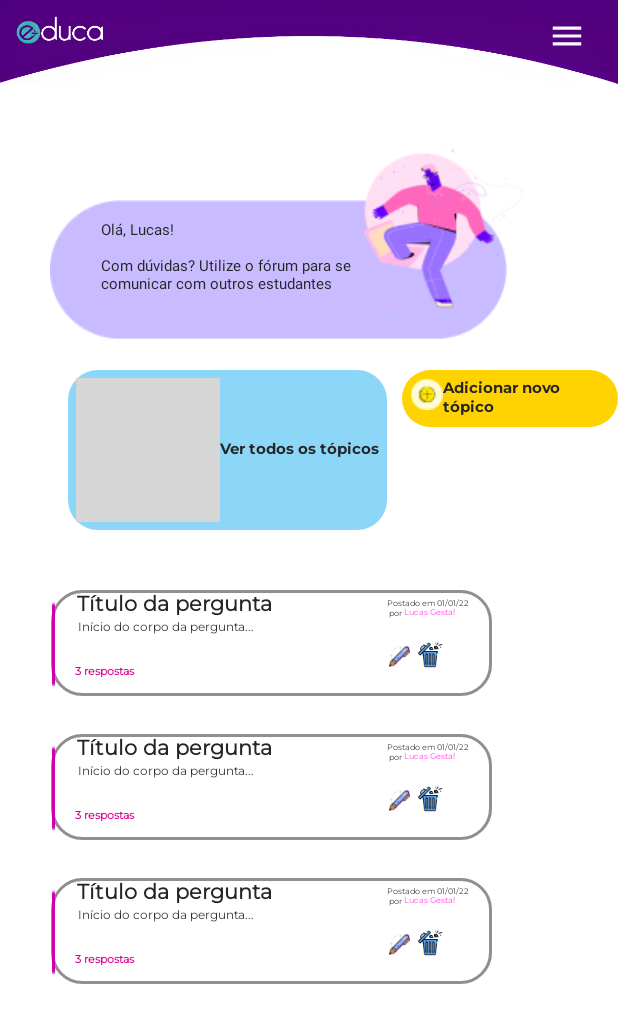
After one commit to e-duca/e-duca-app, an Android app: the ButtonSeeTopics screen opened directly, with no data from a screen before it, on a phone screen of 412 x 824 dp. The commit adds this screen. Shown: the top 1023 px of the screen. Run offline under Robolectric (Android 15) with nearby library versions, the phone set to English and light mode, and no system bars; grey boxes are pictures that could not be loaded.

Commit message:
feat/topics:Adicionando botões de ver todos os tópicos e de adicionar novo tópico e criação da página.

```diff
--- a/app/src/main/AndroidManifest.xml
+++ b/app/src/main/AndroidManifest.xml
@@ -16,6 +16,9 @@
         android:supportsRtl="true"
         android:theme="@style/Theme.Educa"
         tools:targetApi="33">
+        <activity
+            android:name=".myQuestions"
+            android:exported="false" />
         <activity
             android:name=".Video"
             android:exported="false" />
--- /dev/null
+++ b/app/src/main/java/com/educa/ButtonAddNewTopic.kt
@@ -0,0 +1,59 @@
+package com.educa
+
+import android.os.Bundle
+import androidx.fragment.app.Fragment
+import android.view.LayoutInflater
+import android.view.View
+import android.view.ViewGroup
+
+// TODO: Rename parameter arguments, choose names that match
+// the fragment initialization parameters, e.g. ARG_ITEM_NUMBER
+private const val ARG_PARAM1 = "param1"
+private const val ARG_PARAM2 = "param2"
+
+/**
+ * A simple [Fragment] subclass.
+ * Use the [ButtonAddNewTopic.newInstance] factory method to
+ * create an instance of this fragment.
+ */
+class ButtonAddNewTopic : Fragment() {
+    // TODO: Rename and change types of parameters
+    private var param1: String? = null
+    private var param2: String? = null
+
+    override fun onCreate(savedInstanceState: Bundle?) {
+        super.onCreate(savedInstanceState)
+        arguments?.let {
+            param1 = it.getString(ARG_PARAM1)
+            param2 = it.getString(ARG_PARAM2)
+        }
+    }
+
+    override fun onCreateView(
+        inflater: LayoutInflater, container: ViewGroup?,
+        savedInstanceState: Bundle?
+    ): View? {
+        // Inflate the layout for this fragment
+        return inflater.inflate(R.layout.fragment_button_add_new_topic, container, false)
+    }
+
+    companion object {
+        /**
+         * Use this factory method to create a new instance of
+         * this fragment using the provided parameters.
+         *
+         * @param param1 Parameter 1.
+         * @param param2 Parameter 2.
+         * @return A new instance of fragment ButtonAddNewTopic.
+         */
+        // TODO: Rename and change types and number of parameters
+        @JvmStatic
+        fun newInstance(param1: String, param2: String) =
+            ButtonAddNewTopic().apply {
+                arguments = Bundle().apply {
+                    putString(ARG_PARAM1, param1)
+                    putString(ARG_PARAM2, param2)
+                }
+            }
+    }
+}
--- /dev/null
+++ b/app/src/main/java/com/educa/ButtonSeeTopics.kt
@@ -0,0 +1,59 @@
+package com.educa
+
+import android.os.Bundle
+import androidx.fragment.app.Fragment
+import android.view.LayoutInflater
+import android.view.View
+import android.view.ViewGroup
+
+// TODO: Rename parameter arguments, choose names that match
+// the fragment initialization parameters, e.g. ARG_ITEM_NUMBER
+private const val ARG_PARAM1 = "param1"
+private const val ARG_PARAM2 = "param2"
+
+/**
+ * A simple [Fragment] subclass.
+ * Use the [ButtonSeeTopics.newInstance] factory method to
+ * create an instance of this fragment.
+ */
+class ButtonSeeTopics : Fragment() {
+    // TODO: Rename and change types of parameters
+    private var param1: String? = null
+    private var param2: String? = null
+
+    override fun onCreate(savedInstanceState: Bundle?) {
+        super.onCreate(savedInstanceState)
+        arguments?.let {
+            param1 = it.getString(ARG_PARAM1)
+            param2 = it.getString(ARG_PARAM2)
+        }
+    }
+
+    override fun onCreateView(
+        inflater: LayoutInflater, container: ViewGroup?,
+        savedInstanceState: Bundle?
+    ): View? {
+        // Inflate the layout for this fragment
+        return inflater.inflate(R.layout.fragment_button_see_topics, container, false)
+    }
+
+    companion object {
+        /**
+         * Use this factory method to create a new instance of
+         * this fragment using the provided parameters.
+         *
+         * @param param1 Parameter 1.
+         * @param param2 Parameter 2.
+         * @return A new instance of fragment ButtonSeeTopics.
+         */
+        // TODO: Rename and change types and number of parameters
+        @JvmStatic
+        fun newInstance(param1: String, param2: String) =
+            ButtonSeeTopics().apply {
+                arguments = Bundle().apply {
+                    putString(ARG_PARAM1, param1)
+                    putString(ARG_PARAM2, param2)
+                }
+            }
+    }
+}
--- /dev/null
+++ b/app/src/main/java/com/educa/myQuestions.kt
@@ -0,0 +1,11 @@
+package com.educa
+
+import androidx.appcompat.app.AppCompatActivity
+import android.os.Bundle
+
+class myQuestions : AppCompatActivity() {
+    override fun onCreate(savedInstanceState: Bundle?) {
+        super.onCreate(savedInstanceState)
+        setContentView(R.layout.activity_my_questions)
+    }
+}
--- /dev/null
+++ b/app/src/main/res/layout/activity_my_questions.xml
@@ -0,0 +1,83 @@
+<?xml version="1.0" encoding="utf-8"?>
+<androidx.constraintlayout.widget.ConstraintLayout xmlns:android="http://schemas.android.com/apk/res/android"
+    xmlns:app="http://schemas.android.com/apk/res-auto"
+    xmlns:tools="http://schemas.android.com/tools"
+    android:layout_width="match_parent"
+    android:layout_height="match_parent"
+    tools:context=".myQuestions">
+
+    <RelativeLayout
+        android:layout_width="match_parent"
+        android:layout_height="match_parent">
+
+        <fragment
+            android:id="@+id/fg_menu"
+            class="com.educa.FragmentMenu"
+            android:layout_width="wrap_content"
+            android:layout_height="wrap_content"
+            tools:layout="@layout/fragment_menu"
+            />
+
+        <fragment
+            android:id="@+id/fg_salutation"
+            android:layout_width="wrap_content"
+            android:layout_height="wrap_content"
+            android:layout_below="@+id/fg_menu"
+            class="com.educa.FragmentSalutation"
+            tools:layout="@layout/fragment_salutation"/>
+        <LinearLayout
+            android:id="@+id/ll_buttons"
+            android:layout_width="wrap_content"
+            android:layout_height="wrap_content"
+            android:layout_below="@id/fg_salutation"
+            android:layout_marginTop="20dp"
+            android:layout_marginStart="45dp"
+            >
+        <fragment
+            android:layout_width="wrap_content"
+            android:layout_height="wrap_content"
+            android:id="@+id/fg_btn_see_topics"
+            class="com.educa.ButtonSeeTopics"
+            tools:layout="@layout/fragment_button_see_topics"/>
+            <fragment
+                android:layout_width="wrap_content"
+                android:layout_height="wrap_content"
+                android:id="@+id/fg_btn_add_topics"
+                class="com.educa.ButtonAddNewTopic"
+                tools:layout="@layout/fragment_button_add_new_topic"
+                android:layout_marginLeft="10dp"/>
+        </LinearLayout>
+
+
+        <fragment
+            android:layout_marginTop="40dp"
+            android:id="@+id/fg_bubble_question"
+            android:layout_width="wrap_content"
+            android:layout_height="wrap_content"
+            android:layout_below="@id/ll_buttons"
+            class="com.educa.FragmentBubbleQuestion"
+            tools:layout="@layout/fragment_bubble_question"
+            />
+        <fragment
+            android:layout_marginTop="25dp"
+            android:id="@+id/fg_second_bubble_question"
+            android:layout_width="wrap_content"
+            android:layout_height="wrap_content"
+            android:layout_below="@+id/fg_bubble_question"
+            class="com.educa.FragmentBubbleQuestion"
+            tools:layout="@layout/fragment_bubble_question"
+            />
+        <fragment
+            android:layout_marginTop="25dp"
+            android:id="@+id/fg_third_bubble_question"
+            android:layout_width="wrap_content"
+            android:layout_height="wrap_content"
+            android:layout_below="@+id/fg_second_bubble_question"
+            class="com.educa.FragmentBubbleQuestion"
+            tools:layout="@layout/fragment_bubble_question"
+            />
+
+
+    </RelativeLayout>
+
+</androidx.constraintlayout.widget.ConstraintLayout>
--- a/app/src/main/res/layout/fragment_bubble_question.xml
+++ b/app/src/main/res/layout/fragment_bubble_question.xml
@@ -12,7 +12,6 @@
         android:layout_alignParentLeft="true"
         android:layout_marginLeft="34dp"
         android:layout_alignParentTop="true"
-        android:layout_marginTop="237dp"
         android:background="@drawable/db_card_rectangle"
         />
 
@@ -25,10 +24,7 @@
             android:id="@+id/t_tulo_da_p"
             android:layout_width="144dp"
             android:layout_height="19dp"
-            android:layout_alignParentLeft="true"
-            android:layout_alignParentTop="true"
-            android:layout_marginLeft="48dp"
-            android:layout_marginTop="245.79dp"
+            android:layout_marginLeft="44dp"
             android:fontFamily="@font/montserrat"
             android:gravity="center_horizontal|top"
             android:text="@string/txt_question_title"
@@ -40,10 +36,8 @@
             android:id="@+id/in_cio_do_c"
             android:layout_width="121dp"
             android:layout_height="12dp"
-            android:layout_alignParentLeft="true"
-            android:layout_alignParentTop="true"
+            android:layout_below="@id/t_tulo_da_p"
             android:layout_marginLeft="50dp"
-            android:layout_marginTop="266dp"
             android:fontFamily="@font/montserrat"
             android:gravity="center_horizontal|top"
             android:text="@string/txt_body_question"
@@ -54,10 +48,11 @@
             android:id="@+id/respostas"
             android:layout_width="99dp"
             android:layout_height="9dp"
-            android:layout_alignParentLeft="true"
-            android:layout_alignParentTop="true"
+            android:layout_below="@id/in_cio_do_c"
             android:layout_marginLeft="50dp"
-            android:layout_marginTop="288.79dp"
+            android:layout_marginTop="18dp"
+
+
             android:fontFamily="@font/montserrat"
             android:gravity="top"
             android:text="@string/txt_qty_answer"
@@ -70,22 +65,21 @@
             android:id="@+id/postada_em_"
             android:layout_width="61dp"
             android:layout_height="27dp"
-            android:layout_alignParentLeft="true"
-            android:layout_alignParentTop="true"
-            android:layout_marginLeft="251dp"
-            android:layout_marginTop="249dp"
+            android:layout_marginLeft="70dp"
+            android:layout_marginTop="5dp"
+            android:layout_toRightOf="@id/t_tulo_da_p"
             android:fontFamily="@font/montserrat"
             android:gravity="top"
             android:text="@string/txt_date_question"
             android:textSize="5sp" />
 
         <TextView
+            android:id="@+id/txt_name_teacher"
             android:layout_width="50dp"
             android:layout_height="10dp"
-            android:layout_alignParentLeft="true"
-            android:layout_alignParentTop="true"
-            android:layout_marginLeft="262dp"
-            android:layout_marginTop="255.4dp"
+            android:layout_marginLeft="81dp"
+            android:layout_marginTop="11dp"
+            android:layout_toRightOf="@+id/t_tulo_da_p"
             android:fontFamily="@font/montserrat"
             android:gravity="top"
             android:text="@string/txt_question_name"
@@ -94,33 +88,29 @@
 
 
         <ImageView
+
             android:id="@+id/image_59"
             android:layout_width="14dp"
             android:layout_height="15dp"
-            android:layout_alignParentLeft="true"
-            android:layout_alignParentTop="true"
+           android:layout_below="@+id/txt_name_teacher"
+            android:layout_marginTop="15dp"
             android:layout_marginLeft="259dp"
-            android:layout_marginTop="276dp"
             android:src="@mipmap/edit" />
 
         <ImageView
             android:id="@+id/image_60"
             android:layout_width="17dp"
             android:layout_height="17dp"
-            android:layout_alignParentLeft="true"
-            android:layout_alignParentTop="true"
+            android:layout_below="@+id/txt_name_teacher"
             android:layout_marginLeft="278dp"
-            android:layout_marginTop="274dp"
+            android:layout_marginTop="13dp"
             android:src="@mipmap/bin" />
 
         <ImageView
-
             android:layout_width="3dp"
             android:layout_height="56dp"
-            android:layout_alignParentLeft="true"
-            android:layout_alignParentTop="true"
             android:layout_marginLeft="34dp"
-            android:layout_marginTop="245.79dp"
+            android:layout_marginTop="8dp"
             android:src="@mipmap/retangle" />
     </RelativeLayout>
 
--- /dev/null
+++ b/app/src/main/res/layout/fragment_button_add_new_topic.xml
@@ -0,0 +1,35 @@
+<?xml version="1.0" encoding="utf-8"?>
+<FrameLayout xmlns:android="http://schemas.android.com/apk/res/android"
+    xmlns:tools="http://schemas.android.com/tools"
+    android:layout_width="match_parent"
+    android:layout_height="match_parent"
+    tools:context=".ButtonAddNewTopic">
+
+    <RelativeLayout
+        android:layout_width="wrap_content"
+        android:layout_height="wrap_content"
+        style="@style/style_btnYellowLarger"
+        android:background="@drawable/db_btn_solid"
+        android:padding="5dp">
+
+        <ImageView
+
+            android:id="@+id/img_add"
+            android:layout_width="wrap_content"
+            android:layout_height="wrap_content"
+            android:src="@drawable/adc"
+            />
+            <TextView
+                android:textSize="10dp"
+                android:layout_centerVertical="true"
+                android:fontFamily="@font/montserrat_bold"
+                android:layout_toRightOf="@+id/img_add"
+                android:id="@+id/txt_see_topic"
+                android:layout_width="wrap_content"
+                android:layout_height="wrap_content"
+                android:text="@string/txt_add_new_topic"/>
+
+
+    </RelativeLayout>
+
+</FrameLayout>
--- /dev/null
+++ b/app/src/main/res/layout/fragment_button_see_topics.xml
@@ -0,0 +1,35 @@
+<?xml version="1.0" encoding="utf-8"?>
+<FrameLayout xmlns:android="http://schemas.android.com/apk/res/android"
+    xmlns:tools="http://schemas.android.com/tools"
+    android:layout_width="match_parent"
+    android:layout_height="match_parent"
+    tools:context=".ButtonSeeTopics">
+
+    <RelativeLayout
+        android:layout_width="wrap_content"
+        android:layout_height="wrap_content"
+        style="@style/style_btnBlueLarger"
+        android:background="@drawable/db_btn_solid"
+        android:padding="5dp">
+
+        <ImageView
+
+            android:id="@+id/img_eye"
+            android:layout_width="wrap_content"
+            android:layout_height="wrap_content"
+            android:src="@drawable/eye"
+            />
+        <TextView
+            android:textSize="10dp"
+            android:layout_centerVertical="true"
+            android:fontFamily="@font/montserrat_bold"
+            android:layout_toRightOf="@+id/img_eye"
+            android:id="@+id/txt_see_topic"
+            android:layout_width="wrap_content"
+            android:layout_height="wrap_content"
+            android:text="@string/txt_see_topics"/>
+
+
+    </RelativeLayout>
+
+</FrameLayout>
--- a/app/src/main/res/values/strings.xml
+++ b/app/src/main/res/values/strings.xml
@@ -44,5 +44,9 @@
     <string name="txt_title">Título da aula</string>
     <string name="txt_postfor">Postado por</string>
     <string name="txt_nameteacher">Professor Carlos Roberto</string>
+    <string name="txt_see_topics">Ver todos os tópicos</string>
+    <string name="txt_add_new_topic">Adicionar novo tópico</string>
     <string name="txt_context">Lorem ipsum dolor sit amet, consectetur adipiscing elit. Donec accumsan mattis augue eu pellentesque. Nulla sit amet facilisis ante, sit amet interdum augue. Nullam viverra convallis lectus, maximus faucibus sem pretium sit amet. Aenean tempus aliquam fringilla.</string>
+    <!-- TODO: Remove or change this placeholder text -->
+    <string name="hello_blank_fragment">Hello blank fragment</string>
 </resources>
--- a/app/src/main/res/values/themes.xml
+++ b/app/src/main/res/values/themes.xml
@@ -157,6 +157,16 @@
         <item name="android:textSize">12sp</item>
     </style>
 
+    <style name="style_btnBlueLarger">
+        <item name="android:layout_width">match_parent</item>
+        <item name="android:layout_height">wrap_content</item>
+        <item name="android:backgroundTint">@color/blue200</item>
+        <item name="android:fontFamily">@font/montserrat_bold</item>
+        <item name="android:textColor">@color/black</item>
+        <item name="android:textSize">16sp</item>
+
+    </style>
+
     <!-- style card content -->
     <style name="style_cardContentH1">
 
```
Also changed, not shown: app/src/main/res/drawable/adc.png (added).
